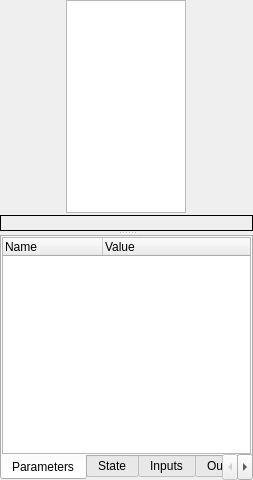
aicommunity/Rdk, file GUI/Qt/UComponentsListWidget.ui: the form before one commit.
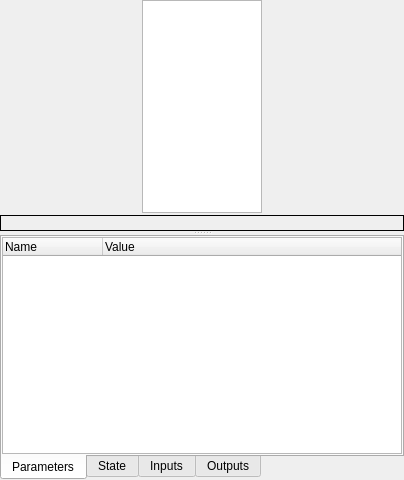
The form after the commit.

The edit to the form file:
```diff
--- a/GUI/Qt/UComponentsListWidget.ui
+++ b/GUI/Qt/UComponentsListWidget.ui
@@ -6,7 +6,7 @@
    <rect>
     <x>0</x>
     <y>0</y>
-    <width>253</width>
+    <width>404</width>
     <height>480</height>
    </rect>
   </property>
```
